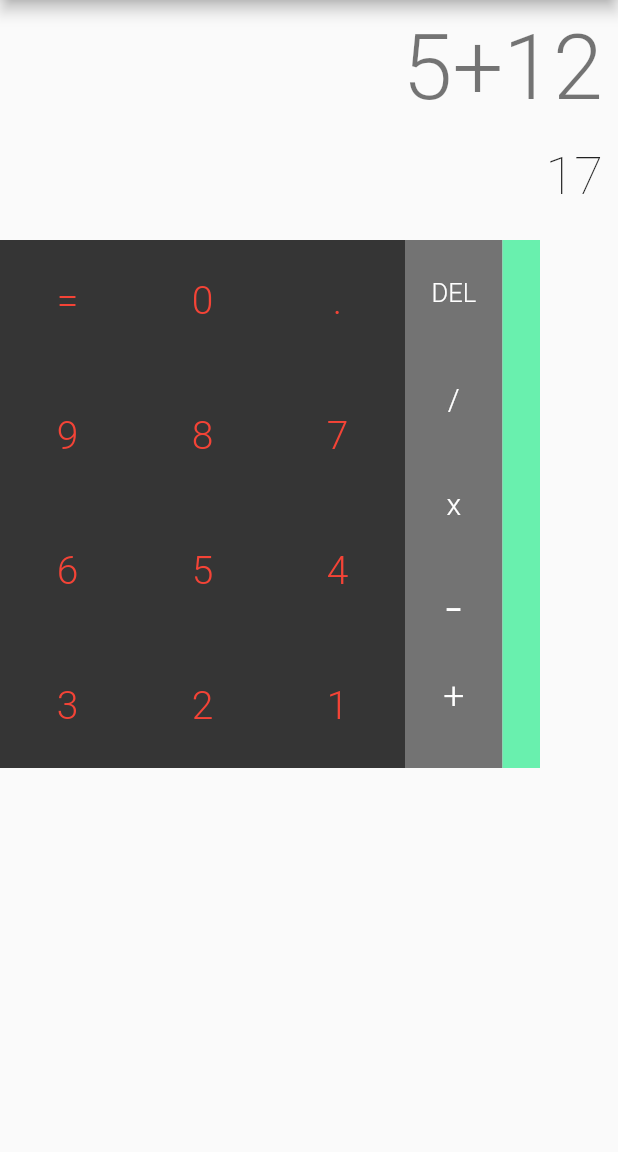
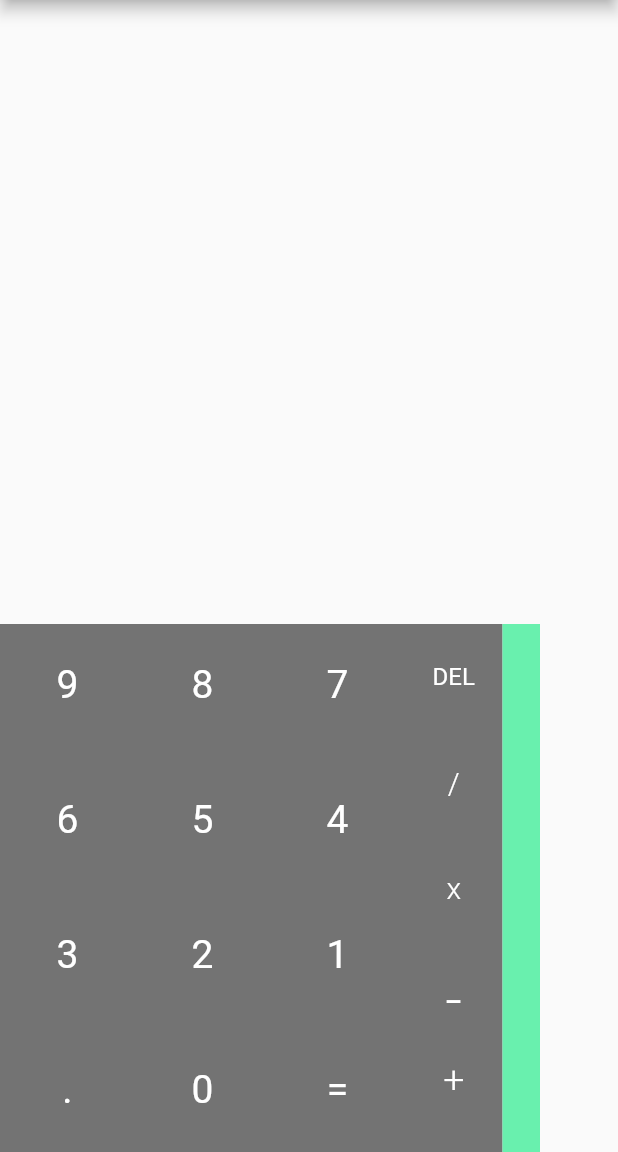
Before and after one commit to PrinceIbs/flutter_calculator_pro, a Flutter app: the screen it shows after launch, on a phone screen of 412 x 824 dp, the part 84-1236 px from its top. Run offline on Flutter 3.47's test engine with Material 2 defaults, Android fonts, the phone set to English and light mode, and no system bars.

Commit message:
Added TextButtons and added state to the buttons

```diff
--- a/lib/button.dart
+++ b/lib/button.dart
@@ -14,7 +14,7 @@ class Button extends StatelessWidget {
     @required this.color,
     @required this.textValue,
     @required this.fontSize,
-    this.fontWeight = FontWeight.w300,
+    this.fontWeight = FontWeight.w400,
     this.alignment = Alignment.center,
   })  : assert(textValue != null),
         assert(color != null),
@@ -26,11 +26,11 @@ class Button extends StatelessWidget {
     return Container(
       padding: padding,
       alignment: alignment,
-      color: color,
+      //color: color,
       child: Text(
         textValue,
         style: TextStyle(
-          color: Colors.red,
+          color: Colors.white,
           fontSize: fontSize,
           fontWeight: fontWeight,
         ),
@@ -38,17 +38,3 @@ class Button extends StatelessWidget {
     );
   }
 }
-
-//  Container(
-//                                         padding: const EdgeInsets.only(bottom: 10),
-//                                         alignment: Alignment.center,
-//                                         color: Colors.black54,
-//                                         child: const Text(
-//                                           "0",
-//                                           style: TextStyle(
-//                                             color: Colors.white,
-//                                             fontSize: 26,
-//                                             fontWeight: FontWeight.w300,
-//                                           ),
-//                                         )
-//                                     ),
--- a/lib/main.dart
+++ b/lib/main.dart
@@ -3,25 +3,64 @@ import 'package:flutter/cupertino.dart';
 import 'package:flutter/material.dart';
 
 void main() {
-  runApp(Calculator());
+  runApp(HomeApp());
 }
 
-class Calculator extends StatelessWidget {
+class HomeApp extends StatelessWidget {
   @override
   Widget build(BuildContext context) {
+    return MaterialApp(
+      debugShowCheckedModeBanner: false,
+      home: Scaffold(
+        appBar: AppBar(
+          //elevation: 0.0,
+          title: Text(
+            "this_Calculator",
+            textDirection: TextDirection.ltr,
+            style: TextStyle(
+              color: Colors.black,
+            ),
+          ),
+          centerTitle: true,
+          backgroundColor: Colors.transparent,
+        ),
+        body: Calculator(),
+      ),
+    );
+  }
+}
+
+class Calculator extends StatefulWidget {
+  @override
+  _CalculatorState createState() => _CalculatorState();
+}
+
+class _CalculatorState extends State<Calculator> {
   final button = <Button>[];
 
-    for (int i = 12; i >= 1; i--) {
-      if (i == 12) {
+  List<String> output = [];
+  String result = "";
+
+  void press(String value) {
+    setState(() {
+      output.add(value);
+    });
+  }
+
+  @override
+  Widget build(BuildContext context) {
+    // add buttons appropraitely to the list of buttons
+    for (int i = 9; i >= -2; i--) {
+      if (i == 0) {
         button.add(
           Button(
-            textValue: "=",
+            textValue: ".",
             color: Colors.black54,
             fontSize: 26,
             padding: EdgeInsets.only(bottom: 10),
           ),
         );
-      } else if (i == 11) {
+      } else if (i == -1) {
         button.add(
           Button(
             textValue: "0",
@@ -30,10 +69,10 @@ class Calculator extends StatelessWidget {
             padding: EdgeInsets.only(bottom: 10),
           ),
         );
-      } else if (i == 10) {
+      } else if (i == -2) {
         button.add(
           Button(
-            textValue: ".",
+            textValue: "=",
             color: Colors.black54,
             fontSize: 26,
             padding: EdgeInsets.only(bottom: 10),
@@ -50,153 +89,67 @@ class Calculator extends StatelessWidget {
         );
       }
     }
-    return MaterialApp(
-        home: Scaffold(
-            appBar: AppBar(
-              //elevation: 0.0,
-              title: Text("this_Calculator",
-                  textDirection: TextDirection.ltr,
-                  style: TextStyle(
-                    color: Colors.black,
-                  )),
-              centerTitle: true,
-              backgroundColor: Colors.transparent,
-            ),
-            body: SafeArea(
+
+    return SafeArea(
       child: Column(
         children: [
-                Container(
-                  height: 90,
+          Expanded(
+            child: Container(
+              //height: 90,
               alignment: Alignment.centerRight,
               padding: EdgeInsets.only(right: 10),
-                  child: Text("5+12",
+              child: SingleChildScrollView(
+                scrollDirection: Axis.horizontal,
+                reverse: true,
+                child: Text(
+                  output.join(),
                   textDirection: TextDirection.ltr,
                   style: TextStyle(
                     fontSize: 60,
                     fontWeight: FontWeight.w300,
                     color: Colors.black54,
-                      )),
                   ),
-                Container(
+                ),
+              ),
+            ),
+          ),
+          Expanded(
+            child: Container(
               alignment: Alignment.centerRight,
-                    height: 70,
+              //height: 70,
               padding: EdgeInsets.only(right: 10, bottom: 14),
               child: Text(
-                      "17",
+                result,
                 textDirection: TextDirection.ltr,
                 style: TextStyle(
                   fontSize: 35,
                   fontWeight: FontWeight.w200,
                 ),
-                    )),
+              ),
+            ),
+          ),
           Container(
             child: Row(
               children: [
+                // 1 to 9
                 Container(
-                        color: Colors.black54,
                   width: 270,
                   height: 352,
-                        // child: GridView.count(
-                        //   primary: false,
-                        //   crossAxisSpacing: .2,
-                        //   mainAxisSpacing: .2,
-                        //   crossAxisCount: 3,
-                        //   children: <Widget>[
-                        //     Button(
-                        //       padding: EdgeInsets.only(bottom: 10),
-                        //       color: Colors.black54,
-                        //       textValue: "9",
-                        //       fontSize: 26,
-                        //     ),
-                        //     Button(
-                        //       padding: EdgeInsets.only(bottom: 10),
-                        //       color: Colors.black54,
-                        //       textValue: "8",
-                        //       fontSize: 26,
-                        //     ),
-                        //     Button(
-                        //       padding: EdgeInsets.only(bottom: 10),
-                        //       color: Colors.black54,
-                        //       textValue: "7",
-                        //       fontSize: 26,
-                        //     ),
-                        //     Button(
-                        //       padding: EdgeInsets.only(bottom: 10),
-                        //       color: Colors.black54,
-                        //       textValue: "6",
-                        //       fontSize: 26,
-                        //     ),
-                        //     Button(
-                        //       padding: EdgeInsets.only(bottom: 10),
-                        //       color: Colors.black54,
-                        //       textValue: "5",
-                        //       fontSize: 26,
-                        //     ),
-                        //     Button(
-                        //       padding: EdgeInsets.only(bottom: 10),
-                        //       color: Colors.black54,
-                        //       textValue: "4",
-                        //       fontSize: 26,
-                        //     ),
-                        //     Button(
-                        //       padding: EdgeInsets.only(bottom: 10),
-                        //       color: Colors.black54,
-                        //       textValue: "3",
-                        //       fontSize: 26,
-                        //     ),
-                        //     Button(
-                        //       padding: EdgeInsets.only(bottom: 10),
-                        //       color: Colors.black54,
-                        //       textValue: "2",
-                        //       fontSize: 26,
-                        //     ),
-                        //     Button(
-                        //       padding: EdgeInsets.only(bottom: 10),
-                        //       color: Colors.black54,
-                        //       textValue: "1",
-                        //       fontSize: 26,
-                        //     ),
-                        //     Button(
-                        //       padding: EdgeInsets.only(bottom: 10),
-                        //       color: Colors.black54,
-                        //       textValue: ".",
-                        //       fontSize: 26,
-                        //     ),
-                        //     Button(
-                        //       padding: EdgeInsets.only(bottom: 10),
-                        //       color: Colors.black54,
-                        //       textValue: "0",
-                        //       fontSize: 26,
-                        //     ),
-                        //     Button(
-                        //       padding: EdgeInsets.only(bottom: 10),
-                        //       color: Colors.black54,
-                        //       textValue: "=",
-                        //       fontSize: 26,
-                        //     ),
-                        //     // GridView.builder(
-                        //     //   gridDelegate:
-                        //     //       const SliverGridDelegateWithFixedCrossAxisCount(
-                        //     //     crossAxisCount: 3,
-                        //     //   ),
-                        //     //   itemCount: button.length,
-                        //     //   itemBuilder: (BuildContext context, int index) =>
-                        //     //       button[index],
-                        //     // ),
-                        //   ],
-                        // ),
+                  color: Colors.black54,
                   child: GridView.builder(
+                    shrinkWrap: true,
                     primary: false,
-                          // crossAxisSpacing: .2,
-                          // mainAxisSpacing: .2,
-                          // crossAxisCount: 3,
                     gridDelegate:
                         const SliverGridDelegateWithFixedCrossAxisCount(
                       crossAxisCount: 3,
                     ),
                     itemCount: button.length,
                     itemBuilder: (BuildContext context, int index) =>
-                              button[index],
+                        TextButton(
+                            onPressed: () {
+                              press(button[index].textValue);
+                            },
+                            child: button[index]),
                   ),
                 ),
                 Container(
@@ -209,12 +162,25 @@ class Calculator extends StatelessWidget {
                         child: Container(
                             padding: const EdgeInsets.all(10),
                             alignment: Alignment.center,
+                            child: TextButton(
+                              onPressed: () {
+                                setState(() {
+                                  output.removeLast();
+                                  print(output.toString());
+                                });
+                              },
+                              onLongPress: () {
+                                setState(() {
+                                  output.clear();
+                                });
+                              },
                               child: const Text(
                                 "DEL",
                                 style: TextStyle(
                                   color: Colors.white,
-                                        fontSize: 17,
-                                        fontWeight: FontWeight.w300,
+                                  fontSize: 16,
+                                  fontWeight: FontWeight.w400,
+                                ),
                               ),
                             )),
                       ),
@@ -222,6 +188,10 @@ class Calculator extends StatelessWidget {
                         child: Container(
                             padding: const EdgeInsets.all(10),
                             alignment: Alignment.center,
+                            child: TextButton(
+                              onPressed: () {
+                                press("/");
+                              },
                               child: const Text(
                                 "/",
                                 style: TextStyle(
@@ -229,12 +199,17 @@ class Calculator extends StatelessWidget {
                                   fontSize: 20,
                                   fontWeight: FontWeight.w300,
                                 ),
+                              ),
                             )),
                       ),
                       Expanded(
                         child: Container(
                             padding: const EdgeInsets.all(10),
                             alignment: Alignment.center,
+                            child: TextButton(
+                              onPressed: () {
+                                press("x");
+                              },
                               child: const Text(
                                 "x",
                                 style: TextStyle(
@@ -242,12 +217,17 @@ class Calculator extends StatelessWidget {
                                   fontSize: 20,
                                   fontWeight: FontWeight.w300,
                                 ),
+                              ),
                             )),
                       ),
                       Expanded(
                         child: Container(
                             padding: const EdgeInsets.all(10),
                             alignment: Alignment.center,
+                            child: TextButton(
+                              onPressed: () {
+                                press("-");
+                              },
                               child: const Text(
                                 "-",
                                 style: TextStyle(
@@ -255,12 +235,17 @@ class Calculator extends StatelessWidget {
                                   fontSize: 38,
                                   fontWeight: FontWeight.w300,
                                 ),
+                              ),
                             )),
                       ),
                       Expanded(
                         child: Container(
                           padding: const EdgeInsets.only(bottom: 25),
                           alignment: Alignment.center,
+                          child: TextButton(
+                            onPressed: () {
+                              press("+");
+                            },
                             child: const Text(
                               "+",
                               style: TextStyle(
@@ -268,10 +253,13 @@ class Calculator extends StatelessWidget {
                                 fontSize: 25,
                                 fontWeight: FontWeight.w300,
                               ),
-                                    )),
+                            ),
+                          ),
+                        ),
                       ),
                     ],
-                          )),
+                  ),
+                ),
                 Container(
                   color: Colors.greenAccent,
                   width: 25,
@@ -281,6 +269,7 @@ class Calculator extends StatelessWidget {
             ),
           ),
         ],
-            ))));
+      ),
+    );
   }
 }
```
Lines whose indentation alone changed are shown as unchanged.
